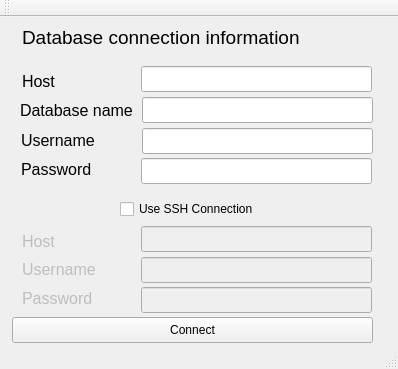
Before: the Qt Designer form PRO_GUI/PRO_GUI/mainwindow.ui in IxSysTech/heigvd-pro-b-13, drawn with Qt 5.
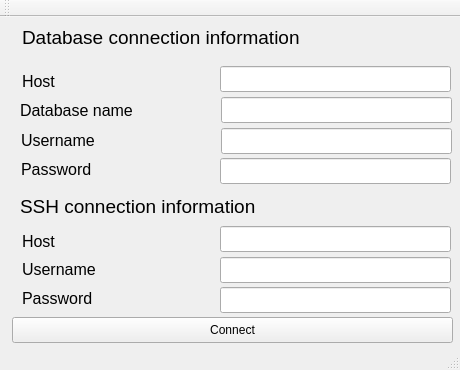
After: the same form once the commit is applied.

What changed in the file:
```diff
--- a/PRO_GUI/PRO_GUI/mainwindow.ui
+++ b/PRO_GUI/PRO_GUI/mainwindow.ui
@@ -6,10 +6,22 @@
    <rect>
     <x>0</x>
     <y>0</y>
-    <width>398</width>
-    <height>369</height>
+    <width>460</width>
+    <height>370</height>
    </rect>
   </property>
+  <property name="minimumSize">
+   <size>
+    <width>460</width>
+    <height>370</height>
+   </size>
+  </property>
+  <property name="maximumSize">
+   <size>
+    <width>460</width>
+    <height>370</height>
+   </size>
+  </property>
   <property name="windowTitle">
    <string>MainWindow</string>
   </property>
@@ -17,7 +29,7 @@
    <widget class="QLineEdit" name="txtDBHost">
     <property name="geometry">
      <rect>
-      <x>141</x>
+      <x>220</x>
       <y>49</y>
       <width>231</width>
       <height>26</height>
@@ -27,7 +39,7 @@
    <widget class="QLineEdit" name="txtDBName">
     <property name="geometry">
      <rect>
-      <x>142</x>
+      <x>221</x>
       <y>80</y>
       <width>231</width>
       <height>26</height>
@@ -37,7 +49,7 @@
    <widget class="QLineEdit" name="txtDBUsername">
     <property name="geometry">
      <rect>
-      <x>142</x>
+      <x>221</x>
       <y>111</y>
       <width>231</width>
       <height>26</height>
@@ -67,7 +79,7 @@
      <rect>
       <x>22</x>
       <y>10</y>
-      <width>381</width>
+      <width>431</width>
       <height>20</height>
      </rect>
     </property>
@@ -137,7 +149,7 @@
    <widget class="QLineEdit" name="txtDBPassword">
     <property name="geometry">
      <rect>
-      <x>141</x>
+      <x>220</x>
       <y>141</y>
       <width>231</width>
       <height>26</height>
@@ -149,7 +161,7 @@
      <rect>
       <x>12</x>
       <y>300</y>
-      <width>361</width>
+      <width>441</width>
       <height>26</height>
      </rect>
     </property>
@@ -157,22 +169,9 @@
      <string>Connect</string>
     </property>
    </widget>
-   <widget class="QCheckBox" name="ckbUseSSH">
-    <property name="geometry">
-     <rect>
-      <x>120</x>
-      <y>180</y>
-      <width>151</width>
-      <height>24</height>
-     </rect>
-    </property>
-    <property name="text">
-     <string>Use SSH Connection</string>
-    </property>
-   </widget>
    <widget class="QLabel" name="label_6">
     <property name="enabled">
-     <bool>false</bool>
+     <bool>true</bool>
     </property>
     <property name="geometry">
      <rect>
@@ -193,7 +192,7 @@
    </widget>
    <widget class="QLabel" name="label_7">
     <property name="enabled">
-     <bool>false</bool>
+     <bool>true</bool>
     </property>
     <property name="geometry">
      <rect>
@@ -214,7 +213,7 @@
    </widget>
    <widget class="QLabel" name="label_8">
     <property name="enabled">
-     <bool>false</bool>
+     <bool>true</bool>
     </property>
     <property name="geometry">
      <rect>
@@ -235,11 +234,11 @@
    </widget>
    <widget class="QLineEdit" name="txtSSHPassword">
     <property name="enabled">
-     <bool>false</bool>
+     <bool>true</bool>
     </property>
     <property name="geometry">
      <rect>
-      <x>141</x>
+      <x>220</x>
       <y>270</y>
       <width>231</width>
       <height>26</height>
@@ -248,11 +247,11 @@
    </widget>
    <widget class="QLineEdit" name="txtSSHUsername">
     <property name="enabled">
-     <bool>false</bool>
+     <bool>true</bool>
     </property>
     <property name="geometry">
      <rect>
-      <x>141</x>
+      <x>220</x>
       <y>240</y>
       <width>231</width>
       <height>26</height>
@@ -261,11 +260,11 @@
    </widget>
    <widget class="QLineEdit" name="txtSSHHost">
     <property name="enabled">
-     <bool>false</bool>
+     <bool>true</bool>
     </property>
     <property name="geometry">
      <rect>
-      <x>141</x>
+      <x>220</x>
       <y>209</y>
       <width>231</width>
       <height>26</height>
@@ -278,6 +277,24 @@
      <bool>false</bool>
     </property>
    </widget>
+   <widget class="QLabel" name="label_9">
+    <property name="geometry">
+     <rect>
+      <x>20</x>
+      <y>179</y>
+      <width>441</width>
+      <height>20</height>
+     </rect>
+    </property>
+    <property name="font">
+     <font>
+      <pointsize>14</pointsize>
+     </font>
+    </property>
+    <property name="text">
+     <string>SSH connection information</string>
+    </property>
+   </widget>
   </widget>
   <widget class="QToolBar" name="mainToolBar">
    <attribute name="toolBarArea">
```
Left out of the diff: 1 changed line with no effect on the pictures.
